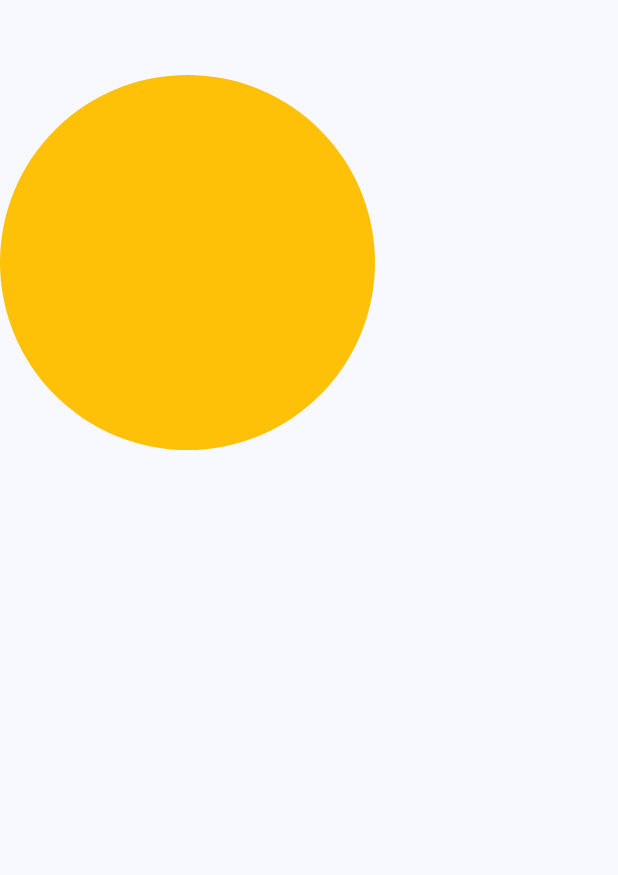
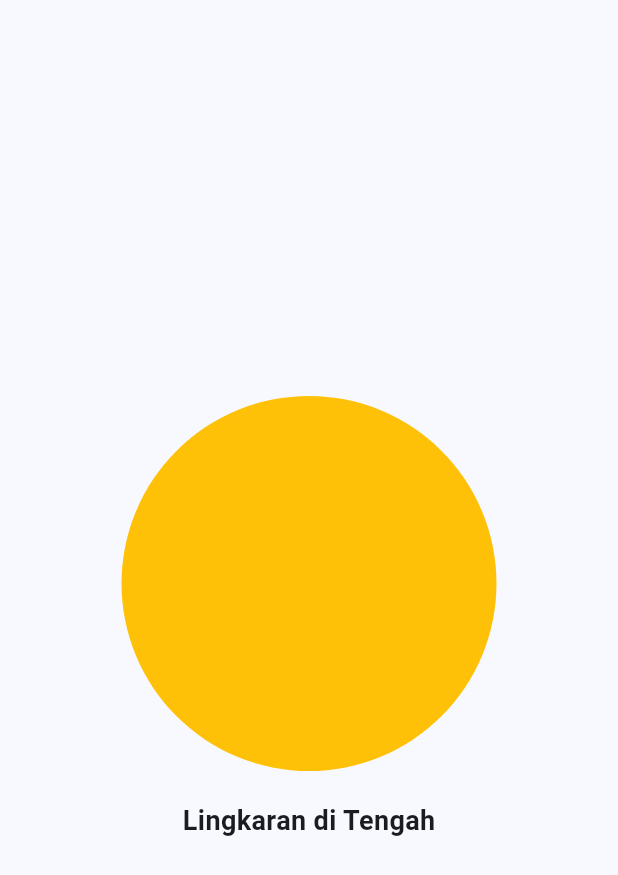
Before and after one commit to Mhmdulinnuha/Tugas-week-6-1123150002-, a Flutter app: the screen it shows after launch, on a phone screen of 412 x 824 dp. Shown: the top 875 px of the screen. Run offline on Flutter 3.47's test engine with Material 3 defaults, Android fonts, the phone set to English and light mode, and no system bars.

Commit message:
fix: center circle position and remove debug banner

```diff
--- a/lib/screen/splash_screen_1.dart
+++ b/lib/screen/splash_screen_1.dart
@@ -6,9 +6,11 @@ class Screen1 extends StatelessWidget {
   @override
   Widget build(BuildContext context) {
     return Scaffold(
-      body: Column(
+
+      body: Center(
+        child: Column(
+          mainAxisAlignment: MainAxisAlignment.center,
           children: [
-          const SizedBox(height: 50),
             Container(
               width: 250,
               height: 250,
@@ -17,8 +19,13 @@ class Screen1 extends StatelessWidget {
                 color: Colors.amber,
               ),
             ),
-          // tambahkan widget lain di bawah ini nanti
+            const SizedBox(height: 20),
+            const Text(
+              "Lingkaran di Tengah",
+              style: TextStyle(fontSize: 18, fontWeight: FontWeight.bold),
+            ),
           ],
+        ),
       ),
     );
   }
```
Lines whose indentation alone changed are shown as unchanged.
